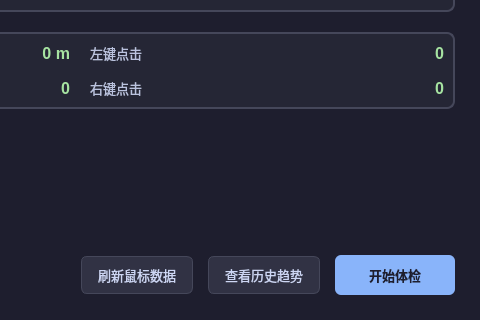
The window that main.ui (CynixPub/PC_monitor) describes before a commit, drawn with Qt 5; both pictures show x 320 to 800 and y 160 to 480 of the 800 by 480 pixel window.
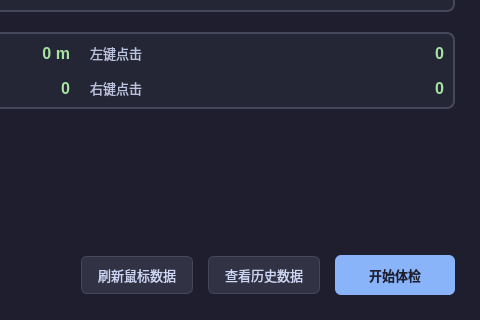
The same window after the commit.

Patch:
```diff
--- a/main.ui
+++ b/main.ui
@@ -216,7 +216,7 @@
      <item>
       <widget class="QPushButton" name="btn_history">
        <property name="text">
-        <string>查看历史趋势</string>
+        <string>查看历史数据</string>
        </property>
        <property name="cursor">
         <cursorShape>PointingHandCursor</cursorShape>
```
